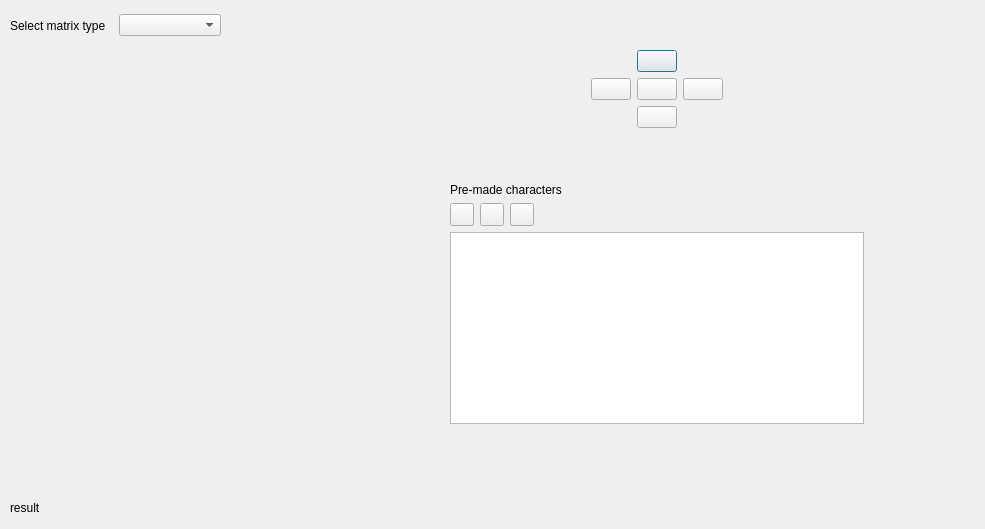
The window that forms/charactergenerator.ui (jpitucha/LED-Studio) describes before a commit, drawn with Qt 5.
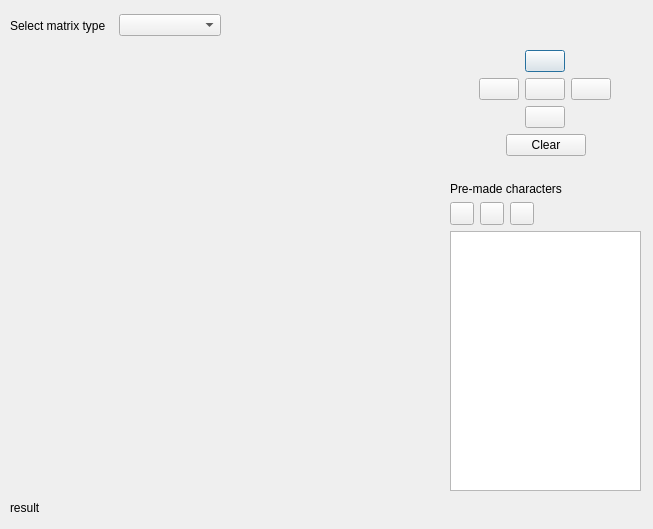
The same window after the commit. Icons and pictures are not drawn.

Commit message: Added clearing matrix values after changing matrix type and moving dots

The edit to the form file:
```diff
--- a/forms/charactergenerator.ui
+++ b/forms/charactergenerator.ui
@@ -6,7 +6,7 @@
    <rect>
     <x>0</x>
     <y>0</y>
-    <width>985</width>
+    <width>653</width>
     <height>529</height>
    </rect>
   </property>
@@ -75,13 +75,13 @@
    </property>
    <layout class="QGridLayout" name="gridLayout"/>
   </widget>
-  <widget class="QWidget" name="">
+  <widget class="QWidget" name="layoutWidget">
    <property name="geometry">
     <rect>
      <x>450</x>
      <y>50</y>
-     <width>414</width>
-     <height>374</height>
+     <width>191</width>
+     <height>441</height>
     </rect>
    </property>
    <layout class="QVBoxLayout" name="verticalLayout_2">
@@ -174,15 +174,55 @@
       </item>
      </layout>
     </item>
+    <item>
+     <layout class="QHBoxLayout" name="horizontalLayout_4">
+      <item>
+       <spacer name="horizontalSpacer_5">
+        <property name="orientation">
+         <enum>Qt::Horizontal</enum>
+        </property>
+        <property name="sizeHint" stdset="0">
+         <size>
+          <width>40</width>
+          <height>20</height>
+         </size>
+        </property>
+       </spacer>
+      </item>
+      <item>
+       <widget class="QPushButton" name="clearBtn">
+        <property name="text">
+         <string>Clear</string>
+        </property>
+       </widget>
+      </item>
+      <item>
+       <spacer name="horizontalSpacer_4">
+        <property name="orientation">
+         <enum>Qt::Horizontal</enum>
+        </property>
+        <property name="sizeHint" stdset="0">
+         <size>
+          <width>40</width>
+          <height>20</height>
+         </size>
+        </property>
+       </spacer>
+      </item>
+     </layout>
+    </item>
     <item>
      <spacer name="verticalSpacer">
       <property name="orientation">
        <enum>Qt::Vertical</enum>
       </property>
+      <property name="sizeType">
+       <enum>QSizePolicy::Fixed</enum>
+      </property>
       <property name="sizeHint" stdset="0">
        <size>
         <width>20</width>
-        <height>40</height>
+        <height>20</height>
        </size>
       </property>
      </spacer>
```
The commit also changes 2 other files.
